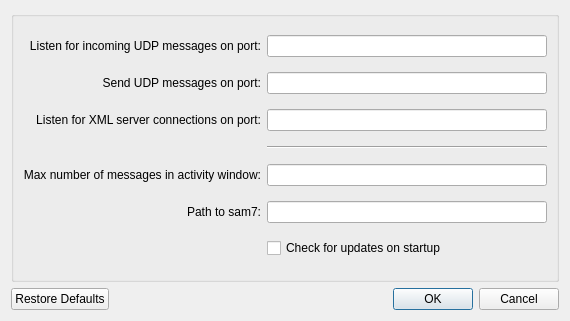
makingthings/makecontroller, file mchelper/trunk/layouts/preferences.ui: the form before one commit.
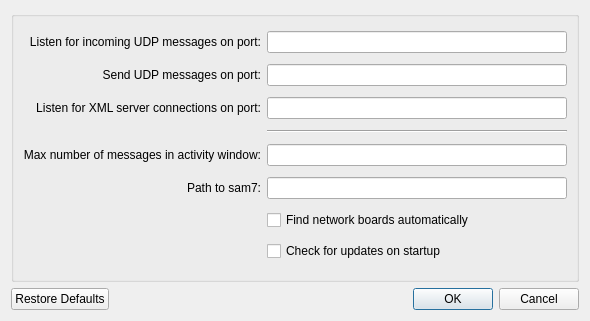
The form after the commit.

Commit message: - add AppUpdater back in - add prefs option to turn off network discovery packets

What changed in the file:
```diff
--- a/mchelper/trunk/layouts/preferences.ui
+++ b/mchelper/trunk/layouts/preferences.ui
@@ -5,7 +5,7 @@
    <rect>
     <x>0</x>
     <y>0</y>
-    <width>570</width>
+    <width>590</width>
     <height>321</height>
    </rect>
   </property>
@@ -96,7 +96,7 @@
         <item row="4" column="1" >
          <widget class="QLineEdit" name="maxMsgsEdit" />
         </item>
-        <item row="6" column="1" >
+        <item row="7" column="1" >
          <widget class="QCheckBox" name="updatesCheckBox" >
           <property name="text" >
            <string>Check for updates on startup</string>
@@ -136,6 +136,13 @@
           </property>
          </widget>
         </item>
+        <item row="6" column="1" >
+         <widget class="QCheckBox" name="netDiscoveryCheckBox" >
+          <property name="text" >
+           <string>Find network boards automatically</string>
+          </property>
+         </widget>
+        </item>
        </layout>
       </item>
      </layout>
```
The commit also changes 10 other files.
